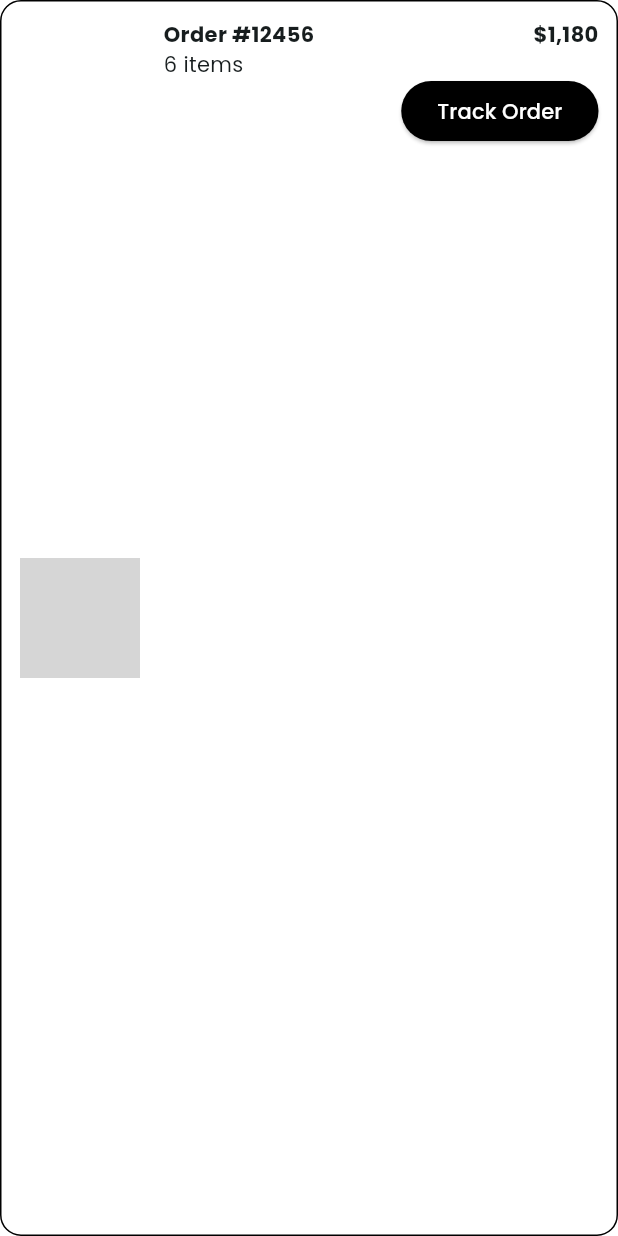
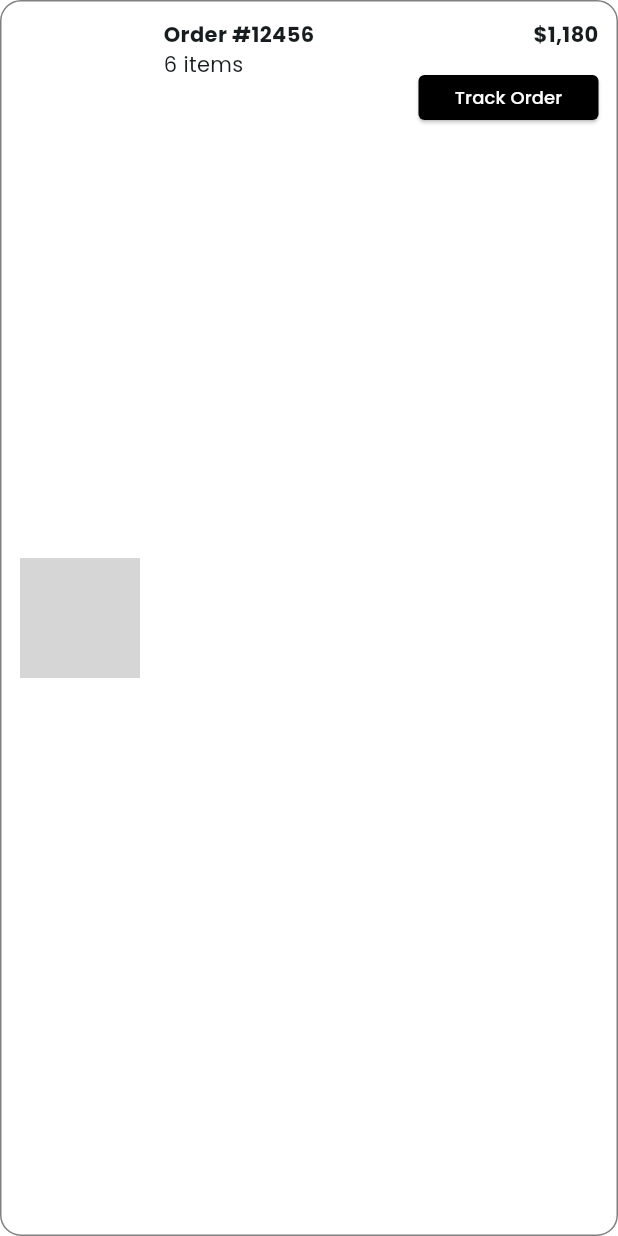
Before and after one commit to gayarjr/Grad_Project_STORIOHUB_DEPI_6MONTHS_2025, a Flutter app: the OrderItemWidget widget shown alone on an empty page, opened directly, on a phone screen of 412 x 824 dp. Run offline on Flutter 3.47's test engine with Material 3 defaults, Android fonts, the phone set to English and light mode, and no system bars; our stand-ins replace cached_network_image, carousel_slider, device_preview, equatable, flutter_bloc, flutter_screenutil and 4 more; accounts and stored records are empty; network calls fail; grey boxes are pictures that could not be loaded.

Commit message:
change some elements

```diff
--- a/lib/features/profile/presentation/widgets/order_item_idgets.dart
+++ b/lib/features/profile/presentation/widgets/order_item_idgets.dart
@@ -1,4 +1,5 @@
 import 'package:flutter/material.dart';
+import 'package:gradprojectstorio/core/utils/app_colors.dart';
 import 'package:gradprojectstorio/features/profile/presentation/pages/order_details.dart';
 
 class OrderItemWidget extends StatelessWidget {
@@ -20,14 +21,12 @@ class OrderItemWidget extends StatelessWidget {
     return Container(
       decoration: BoxDecoration(
         borderRadius: BorderRadius.circular(14),
-        border: Border.all(color: Colors.black),
+        border: Border.all(color: AppColors.grey),
       ),
       child: Card(
         color: Colors.white,
         elevation: 0,
-        shape: RoundedRectangleBorder(
-          borderRadius: BorderRadiusGeometry.circular(0),
-        ),
+        shape: RoundedRectangleBorder(borderRadius: BorderRadius.circular(0)),
         child: Padding(
           padding: const EdgeInsets.all(8.0),
           child: Row(
@@ -64,21 +63,24 @@ class OrderItemWidget extends StatelessWidget {
                     price,
                     style: const TextStyle(fontWeight: FontWeight.bold),
                   ),
-                  SizedBox(height: 17),
-                  ElevatedButton(
-                    onPressed: () {
-                      Navigator.push(
-                        context,
-                        MaterialPageRoute(
-                          builder: (context) => OrderDetailsScreen(),
+                  const SizedBox(height: 17),
+                  SizedBox(
+                    width: 120,
+                    height: 30,
+                    child: ElevatedButton(
+                      style: ElevatedButton.styleFrom(
+                        backgroundColor: Colors.black,
+                        foregroundColor: Colors.white,
+                        shape: RoundedRectangleBorder(
+                          borderRadius: BorderRadius.circular(4),
                         ),
-                      );
-                    },
-                    style: ElevatedButton.styleFrom(
-                      backgroundColor: Colors.black,
-                      foregroundColor: Colors.white,
+                      ),
+                      onPressed: () {},
+                      child: const Text(
+                        'Track Order',
+                        style: TextStyle(fontSize: 12), //
+                      ),
                     ),
-                    child: const Text('Track Order'),
                   ),
                 ],
               ),
--- a/lib/main.dart
+++ b/lib/main.dart
@@ -1,3 +1,4 @@
+import 'package:device_preview/device_preview.dart';
 import 'package:flutter/material.dart';
 import 'package:flutter_bloc/flutter_bloc.dart';
 import 'package:flutter_screenutil/flutter_screenutil.dart';
@@ -26,7 +27,7 @@ void main() async {
   Hive.registerAdapter(ProductEntityAdapter());
   Hive.registerAdapter(CategoryEntityAdapter());
   await Hive.openBox<ProductEntity>('watchlist');
-  runApp(const Storio());
+  runApp(DevicePreview(builder: (context) => const Storio()));
 }
 
 class Storio extends StatelessWidget {
```
